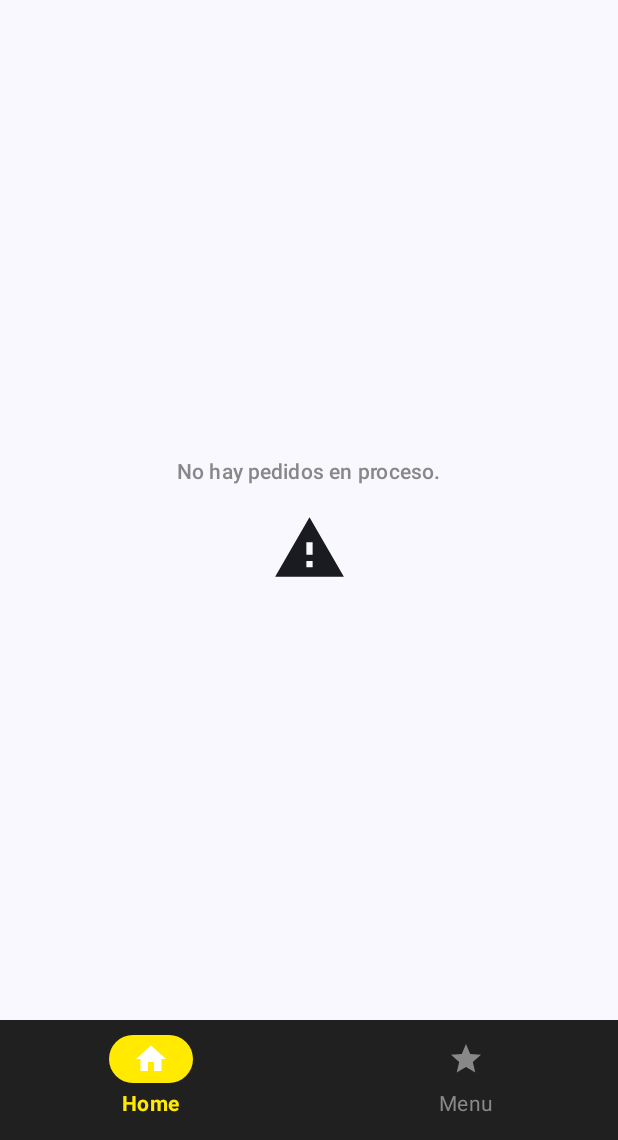
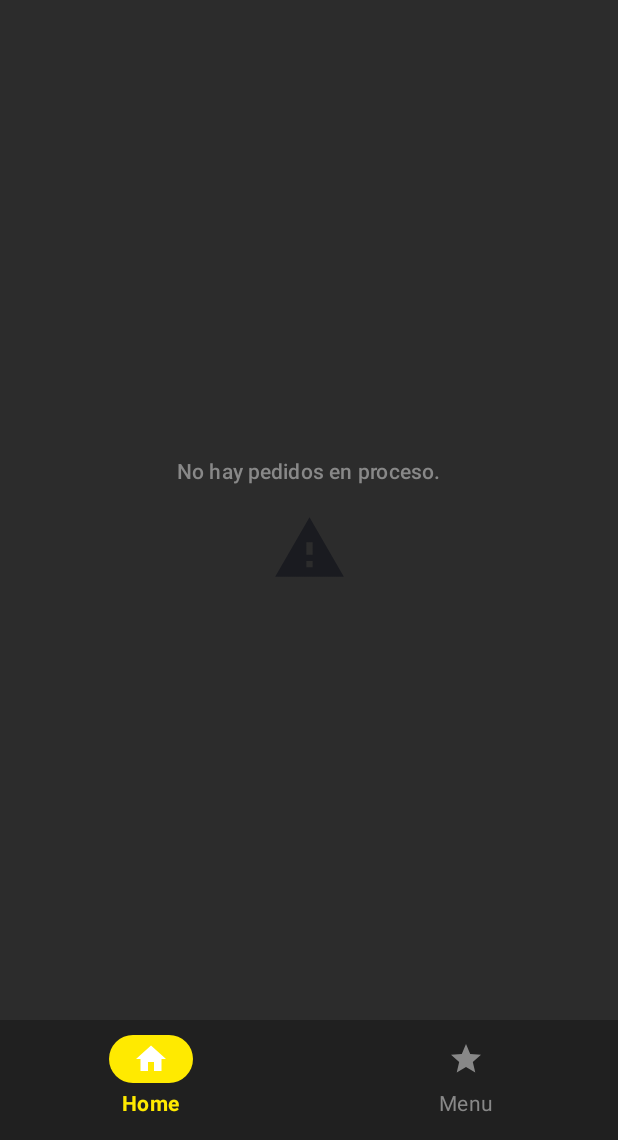
Before and after one commit to JulianLopez2709/PapaRestaurantApp, an Android app built with Jetpack Compose: the screen it shows after launch (MainActivity), on a phone screen of 412 x 824 dp, the part 96-1236 px from its top. Run offline under Robolectric (Android 15) with nearby library versions, the phone set to English and light mode, and no system bars; libraries missing offline, so code that uses them is left out: io.socket.client, io.socket.emitter; 6 statements that could not run were skipped.

Commit message:
Added complete restaurant menu and modified some UI designs

```diff
--- a/app/src/main/java/jetpack/julian/ordenpapaapplication/Screen/HomeScreen.kt
+++ b/app/src/main/java/jetpack/julian/ordenpapaapplication/Screen/HomeScreen.kt
@@ -56,6 +56,7 @@ import androidx.navigation.NavHostController
 import jetpack.julian.ordenpapaapplication.R
 import jetpack.julian.ordenpapaapplication.Utils.socketManager
 import jetpack.julian.ordenpapaapplication.model.food.Food
+import jetpack.julian.ordenpapaapplication.ui.theme.BgDark
 import jetpack.julian.ordenpapaapplication.ui.theme.Principal
 import jetpack.julian.ordenpapaapplication.ui.theme.Yellow
 import java.text.NumberFormat
@@ -134,7 +135,7 @@ fun HomeScreen(navController: NavHostController, orders: MutableState<List<Food>
             }
         }
     ) { innerPadding ->
-        Box(modifier = Modifier.padding(innerPadding)) {
+        Box(modifier = Modifier.padding(innerPadding).background(BgDark)) {
             when (selectedItem) {
                 0 -> OrderScreen(modifier = Modifier.padding(innerPadding), orders= orders)
                 1 -> MenuScreen(navController)
--- a/app/src/main/java/jetpack/julian/ordenpapaapplication/Screen/MenuScreen.kt
+++ b/app/src/main/java/jetpack/julian/ordenpapaapplication/Screen/MenuScreen.kt
@@ -62,11 +62,11 @@ fun MenuScreen(navHostController: NavHostController) {
     var searchText by remember { mutableStateOf("") }
 
     val filteredList = listFood.filter { foodItem ->
-        foodItem.title.contains(searchText, ignoreCase = true)
+        foodItem.title.uppercase().contains(searchText.uppercase(), ignoreCase = true)
     }
 
     Column(
-        modifier = Modifier.padding(10.dp)
+        modifier = Modifier.fillMaxSize().padding(10.dp)
     ) {
         OutlinedTextField(
             value = searchText,
@@ -77,8 +77,7 @@ fun MenuScreen(navHostController: NavHostController) {
             label = { Text("Buscar comida") },
             modifier = Modifier.fillMaxWidth(),
             colors = OutlinedTextFieldDefaults.colors(
-                focusedTextColor  = Color.Black,
-                unfocusedTextColor = Color.Gray,
+                focusedTextColor  = Color.Gray,
                 )
         )
 
--- a/app/src/main/java/jetpack/julian/ordenpapaapplication/Screen/NewFoodScreen.kt
+++ b/app/src/main/java/jetpack/julian/ordenpapaapplication/Screen/NewFoodScreen.kt
@@ -19,8 +19,10 @@ import androidx.compose.foundation.layout.height
 import androidx.compose.foundation.layout.padding
 import androidx.compose.foundation.layout.size
 import androidx.compose.foundation.layout.width
+import androidx.compose.foundation.rememberScrollState
 import androidx.compose.foundation.shape.CircleShape
 import androidx.compose.foundation.shape.RoundedCornerShape
+import androidx.compose.foundation.verticalScroll
 import androidx.compose.material.icons.Icons
 import androidx.compose.material.icons.filled.Done
 import androidx.compose.material3.Button
@@ -33,6 +35,7 @@ import androidx.compose.material3.FilterChipDefaults
 import androidx.compose.material3.Icon
 import androidx.compose.material3.OutlinedTextField
 import androidx.compose.material3.OutlinedTextFieldDefaults
+import androidx.compose.material3.Switch
 import androidx.compose.material3.Text
 import androidx.compose.runtime.Composable
 import androidx.compose.runtime.getValue
@@ -74,6 +77,8 @@ fun NewScreen(item: Food, navController: NavHostController) {
     var note by remember { mutableStateOf(TextFieldValue("")) }
 
     var expanded by remember { mutableStateOf(false) }
+    var isForTwo by remember { mutableStateOf(false) }
+
     var isLlevar by remember { mutableStateOf(false) }
     var selectedOption by remember { mutableStateOf("1") }
     val options = listOf("1", "2", "3", "4", "5", "6", "7", "8", "9", "10")
@@ -108,10 +113,13 @@ fun NewScreen(item: Food, navController: NavHostController) {
         )
     }
 
+    val scrollState = rememberScrollState()
+
     Column(
         modifier = Modifier
             .fillMaxSize()
             .background(Principal)
+            //.verticalScroll(scrollState)
     ) {
         Row(
             Modifier
@@ -196,18 +204,14 @@ fun NewScreen(item: Food, navController: NavHostController) {
                     )
                 }
 
-                Spacer(modifier = Modifier.width(8.dp))
+                Spacer(modifier = Modifier.width(12.dp))
 
-                Spacer(modifier = Modifier.height(3.dp))
                 Spacer(
                     modifier = Modifier
                         .fillMaxWidth()
                         .height(2.dp)
                         .background(Color.DarkGray)
                 )
-                Spacer(modifier = Modifier.height(8.dp))
-
-
 
                 Spacer(modifier = Modifier.height(8.dp))
 
@@ -215,7 +219,39 @@ fun NewScreen(item: Food, navController: NavHostController) {
                     verticalArrangement = Arrangement.Center,
                     modifier = Modifier.fillMaxWidth()
                 ) {
-                    Text("Topping", fontWeight = FontWeight.SemiBold)
+                    Row(
+                        modifier = Modifier.fillMaxWidth(),
+                        horizontalArrangement = Arrangement.SpaceBetween,
+                        verticalAlignment = Alignment.CenterVertically
+                    ) {
+                        Text("Salsas", fontWeight = FontWeight.SemiBold)
+                        if (item.priceForTwo != null) {
+                            Box(
+                                modifier = Modifier
+                                    .clip(RoundedCornerShape(10.dp))
+                                    .background(
+                                        Gray
+                                    )
+                            ) {
+                                Row(
+                                    modifier = Modifier.padding(vertical = 3.dp, horizontal = 10.dp),
+                                    verticalAlignment = Alignment.CenterVertically,
+                                    horizontalArrangement = Arrangement.Center
+                                ) {
+                                    Text("Para 2", fontWeight = FontWeight.Bold)
+                                    Spacer(Modifier.width(5.dp))
+                                    Switch(
+                                        isForTwo, onCheckedChange = { check ->
+                                            isForTwo = check
+                                            if (isForTwo) price = item.priceForTwo else price =
+                                                item.price
+                                        },
+                                        modifier = Modifier.size(50.dp)
+                                    )
+                                }
+                            }
+                        }
+                    }
                     FlowRow(
                         modifier = Modifier.fillMaxWidth(),
                         horizontalArrangement = Arrangement.spacedBy(5.dp),
@@ -256,7 +292,9 @@ fun NewScreen(item: Food, navController: NavHostController) {
                 OutlinedTextField(
                     value = note,
                     onValueChange = { note = it },
-                    modifier = Modifier.fillMaxWidth().weight(1f),
+                    modifier = Modifier
+                        .fillMaxWidth()
+                        .weight(1f),
                     colors = OutlinedTextFieldDefaults.colors(
                         focusedTextColor = Color.Black,
                         unfocusedTextColor = Color.Gray,
@@ -300,7 +338,7 @@ fun NewScreen(item: Food, navController: NavHostController) {
                             fontSize = 25.sp, fontWeight = FontWeight.ExtraBold, text = "$${
                                 NumberFormat.getInstance(
                                     Locale.getDefault()
-                                ).format(item.price * quantity)
+                                ).format(price * quantity)
                             }"
                         )
                     }
@@ -362,8 +400,8 @@ fun NewScreen(item: Food, navController: NavHostController) {
                         socketManager.newFood(
                             data = item,
                             listSalsa = listSelectedSalsa,
-                            amount = item.price * quantity,
-                            text = "${note.text} ${if(isLlevar)"Es Para LLevar" else ""}",
+                            amount = price * quantity,
+                            text = "${note.text} ${if (isLlevar) "Es Para LLevar" else ""}",
                             duration = item.duration * quantity,
                             table = selectedOption.toInt(),
                             quantity = quantity
--- a/app/src/main/java/jetpack/julian/ordenpapaapplication/SocketManager.kt
+++ b/app/src/main/java/jetpack/julian/ordenpapaapplication/SocketManager.kt
@@ -15,7 +15,7 @@ class SocketManager {
 
     init {
         try {
-            socket = IO.socket("http://192.168.203.142:3000")
+            socket = IO.socket("http://:3000")
             onCreate()
         } catch (e:URISyntaxException){
             e.printStackTrace()
--- a/app/src/main/java/jetpack/julian/ordenpapaapplication/Utils.kt
+++ b/app/src/main/java/jetpack/julian/ordenpapaapplication/Utils.kt
@@ -6,47 +6,48 @@ object Utils {
     var useFood: List<Food> = emptyList()
     lateinit var socketManager: SocketManager
     val menu: List<Food> = listOf(
-        /*Food(
-            duration = 20,
-            title = "CORDON BLUE",
-            description = "Un plato típico de Colombia con frijoles, arroz, carne, y plátano.",
-            price = 20000,
-        ),*/
         Food(
             duration = 15,
             title = "Mexicana",
             description = "Papa, Carne Desmechada, Salchicha, Pico de Gallo, Nachos, Frijol, Queso Mozzarella, Huevos Codorniz, Guacamole y Salsas",
             price = 20000,
+            priceForTwo = 38000
         ),
         Food(
             duration = 10,
             title = "Clasico",
             description = "Papa, Salchicha, Maicitos, Huevos de codorniz, Queso Mozzarella y Salsas.",
             price = 13000,
+            priceForTwo = 25000
         ),
         Food(
             duration = 41,
             title = "Paisa",
             description = "Papa, Salchicha, Chicharrón, Chorizo, Tocineta, Huevos de codorniz, Madurito, Guacamole, Frijol, Queso Mozzarella y Salsas.",
             price = 23000,
+            priceForTwo = 45000
+
         ),
         Food(
             duration = 20,
             title = "Vecetariano",
             description = "Papa, Madurito, Pico de gallo, Frijol Nachos, Guacamole, Proteína vegetal, Queso Mozzarella, Maicitos y Salsas.",
             price = 15000,
+            priceForTwo = 26000
         ),
         Food(
             duration = 15,
             title = "De la casa",
             description = "Papa, Salchicha, Costilla, Queso mozzarella, Guacamole, Pollo Crunch, Tocineta, Maicitos, Huevos de codorniz y Salsas.",
             price = 24000,
+            priceForTwo = 43000
         ),
         Food(
             duration = 10,
             title = "Exclusiva",
             description = "Papa, Pollo BBQ, Tocineta, Salchicha, Queso mozzarella, Pollo crunch, Tocineta, Maicitos, Huevos de codorniz y Salsas.",
             price = 20000,
+            priceForTwo = 39000
         ),
         Food(
             duration = 10,
@@ -60,5 +61,151 @@ object Utils {
             description = "Papa, Carne desemechada, Chorizo, Tocineta, Pollo crunch, Madurito, Maicitos, Salchicha, Nachos, Queso mozzarella, Huevos de codorniz, Pico de gallor, Guacamole, Salsas.",
             price = 72000,
         ),
-    )
+        Food(
+            duration = 10,
+            title = "CUATRO PATACONES",
+            description = "CON TOCINETA/CHICHARRON O CARNE DESMECHADA",
+            price = 10000,
+        ),
+        Food(
+            duration = 10,
+            title = " CUATRO AREPITAS",
+            description = "CON  TOCINETA/CHICHARRON O CARNE DESMECHADA.",
+            price = 10000,
+        ),
+        Food(
+            duration = 10,
+            title = "NACHOS EN SOUR CREAM",
+            description = "MEZCLA CON TOCINETA + ESPECIAS",
+            price = 10000,
+        ),
+        Food(
+            duration = 10,
+            title = "YUQUITAS FRITAS",
+            description = "CON LA PROHIBIDA",
+            price = 10000,
+        ),
+        Food(
+            duration = 18,
+            title = "CEVICHE DE CHICHARRON",
+            description = "con patacón",
+            price = 16000,
+        ),
+        Food(
+            duration = 18,
+            title = "CEVICHE DE CAMARON",
+            description = "con patacón",
+            price = 16000,
+        ),
+        Food(
+            duration = 30,
+            title = " DESGRANADOS DE LIMÓN",
+            description = "Maicitos Desgranados - Pollo Desmechado - Tocineta Mayonesa - Queso Gratinado Sour Cream - Papa a la francesa Nachos y Limón",
+            price = 18000,
+        ),
+        Food(
+            duration = 30,
+            title = " DESGRANADOS DE MIEL",
+            description = "Maicitos Desgranados - Pollo Desmechado - Tocineta Mayonesa - Queso Gratinado Sour Cream  - Papa a la francesa Nachos y Miel",
+            price = 18000,
+        ),
+        Food(
+            duration = 30,
+            title = "DESGRANADOS DE MIEL Y LIMON",
+            description = "Maicitos Desgranados - Pollo Desmechado - Tocineta Mayonesa - Queso Gratinado Sour Cream - Papa a la francesa Nachos - Limón y Miel",
+            price = 18000,
+        ),
+        Food(
+            duration = 30,
+            title = "DESGRANADOS DE TAJÍN",
+            description = "Maicitos Desgranados - Pollo Desmechado - Tocineta Mayonesa - Queso Gratinado Sour Cream Limón - Papa a la francesa- Nachos y Tajin",
+            price = 18000,
+        ),
+        Food(
+            duration = 30,
+            title = "HAMBURGUESA",
+            description = "CARNE ARTESANAL, MAICITOS, LECHUGA, TOMATE, CEBOLLA CARAMELIZADA, TOCINETA, SALSAS, PAPA A LA FRANCESA Y GASEOSA.",
+            price = 20000,
+        ),
+        Food(
+            duration = 30,
+            title = "CORDON BLUE",
+            description = "con patacón",
+            price = 16000,
+        ),
+        Food(
+            duration = 30,
+            title = "CORDON BLUE",
+            description = "LONCHA DE CERDO CON TOCINETA QUESO, PIÑA PAPITAS A LA FRANCESA Y ENSALADA PRIMAVERA",
+            price = 20000,
+        ),
+        Food(
+            duration = 30,
+            title = "SOLOMITO EN SALSA DE CHAMPIÑONES",
+            description = "CON PAPA A LA FRANCESA Y ENSALADA PRIMAVERA",
+            price = 22000,
+        ),
+        Food(
+            duration = 30,
+            title = "CREPES CON POLLO DESMECHADO",
+            description = "TOCINETA, MAICITOS, LECHUGA,TOMATE Y PAPITAS A LA FRANCESA",
+            price = 18000,
+        ),
+
+        Food(
+            duration = 30,
+            title = "CARNE DE RES",
+            description = "200 GR DE CARNE, PAPA A LA FRANCESA, AREPA Y ENSALADA",
+            price = 20000,
+        ),
+        Food(
+            duration = 30,
+            title = "CHULETÓN DE CERDO",
+            description =  "CON PAPITAS A LA FRANCESA Y ENSALADA PRIMAVERA",
+            price = 22000,
+        ),
+        Food(
+            duration = 30,
+            title = "CARNE DE CERDO",
+            description = " 200 GR DE CARNE, PAPA A LA FRANCESA, AREPA Y ENSALADA",
+            price = 19000,
+        ),
+        Food(
+            duration = 30,
+            title = "ARROZ DE LA ABUELA",
+            description = "200 GR DE CARNE, PAPA A LA FRANCESA, AREPA Y ENSALADA",
+            price = 20000,
+        ),
+        Food(
+            duration = 30,
+            title = "FILETE DE POLLO",
+            description = " 200 GR DE CARNE, PAPA A LA FRANCESA, AREPA Y ENSALADA",
+            price = 20000,
+        ),
+        Food(
+            duration = 30,
+            title = "ARROZ MIXTO",
+            description = "CON PAPAS A LA FRANCESA",
+            price = 22000,
+        ),
+        Food(
+            duration = 30,
+            title = " ENSALADA MIXTA",
+            description = " DE POLLO CON TOCINETA, PURÉ DE AGUACATE, TOMATE, LECHUGA, MAICITOS, HUEVO",
+            price = 18000,
+        ),
+        Food(
+            duration = 30,
+            title = " CHICHARRON ",
+            description = "ON AREPA, LIMON , TOMATE Y PAPA A LA FRANCESA",
+            price = 18000,
+        ),
+        Food(
+            duration = 30,
+            title = "PATACON",
+            description = "CON CARNE O POLLO DESMECHADO, TOCINETA, MAICITOS, PAPA FRANCESA Y QUESO GRATINADO",
+            price = 18000,
+        ),
+
+        )
 }
--- a/app/src/main/java/jetpack/julian/ordenpapaapplication/model/food/Food.kt
+++ b/app/src/main/java/jetpack/julian/ordenpapaapplication/model/food/Food.kt
@@ -10,6 +10,7 @@ data class Food(
     val price:Int,
     val img:String? = null,
     val isprocess : Boolean = true,
+    val priceForTwo: Int? = null,
     val table : Int ?= null,
     val duration:Int
 )
--- a/app/src/main/java/jetpack/julian/ordenpapaapplication/ui/theme/Color.kt
+++ b/app/src/main/java/jetpack/julian/ordenpapaapplication/ui/theme/Color.kt
@@ -11,5 +11,8 @@ val PurpleGrey40 = Color(0xFF625b71)
 val Pink40 = Color(0xFF7D5260)
 
 val Yellow = Color(0xFFFFEA00)
+val Gray= Color(0xFFF7F7F7)
 val Principal = Color(0xFF202020)
-val Gray= Color(0xFFF7F7F7)
+
+
+val BgDark = Color(0xFF2C2C2C)
--- a/app/src/main/res/values/strings.xml
+++ b/app/src/main/res/values/strings.xml
@@ -1,3 +1,3 @@
 <resources>
-    <string name="app_name">Papa Prohibida</string>
+    <string name="app_name">Prohibida</string>
 </resources>
```
